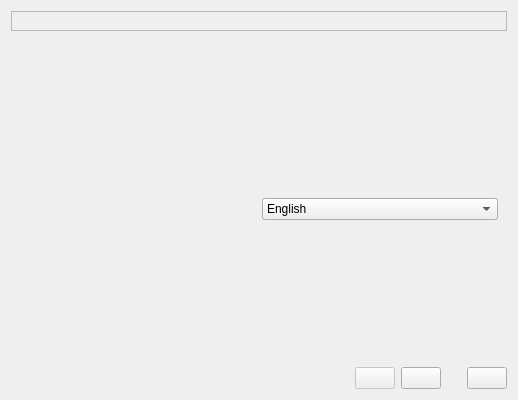
Before: the Qt Designer form src/First_Start_Wizard.ui in tobimensch/aqemu, drawn with Qt 5.
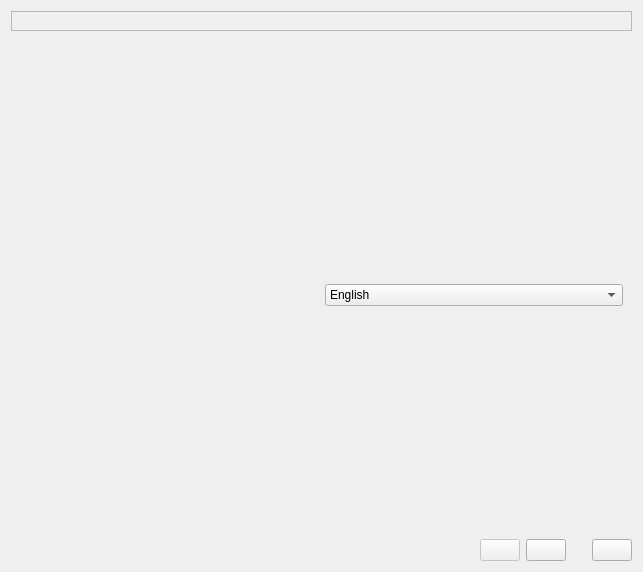
After: the same form once the commit is applied. Icons and pictures are not drawn.

Commit message: Fixed English in First Start Wizard. Made First Start Wizard bigger.

```diff
--- a/src/First_Start_Wizard.ui
+++ b/src/First_Start_Wizard.ui
@@ -6,8 +6,8 @@
    <rect>
     <x>0</x>
     <y>0</y>
-    <width>518</width>
-    <height>400</height>
+    <width>643</width>
+    <height>572</height>
    </rect>
   </property>
   <property name="windowTitle">
```
The commit also changes 1 other file.
